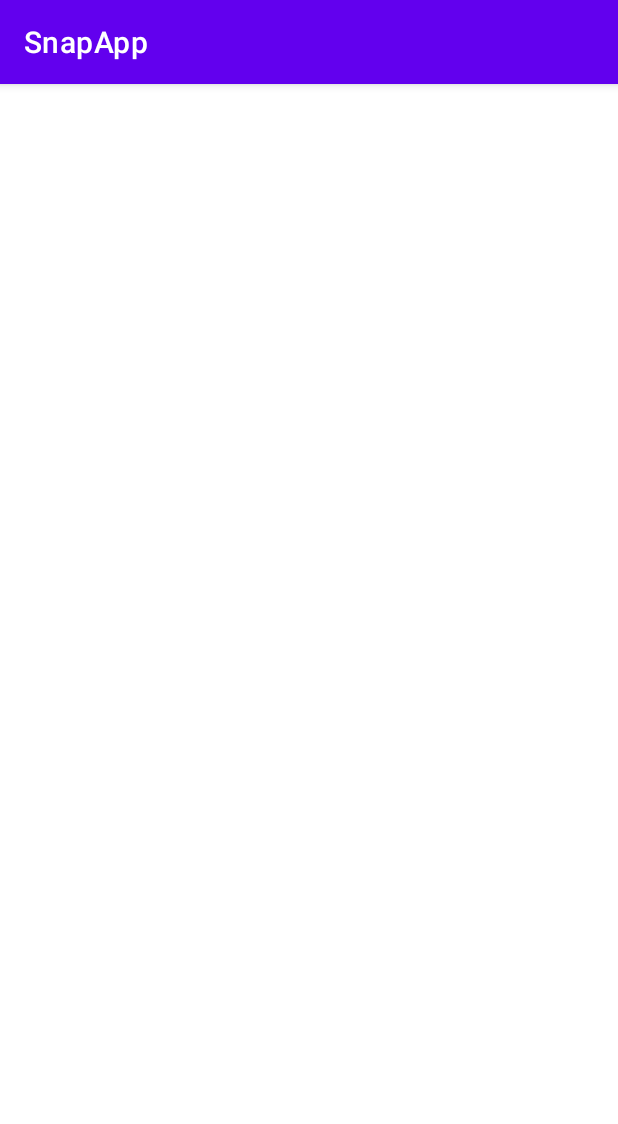
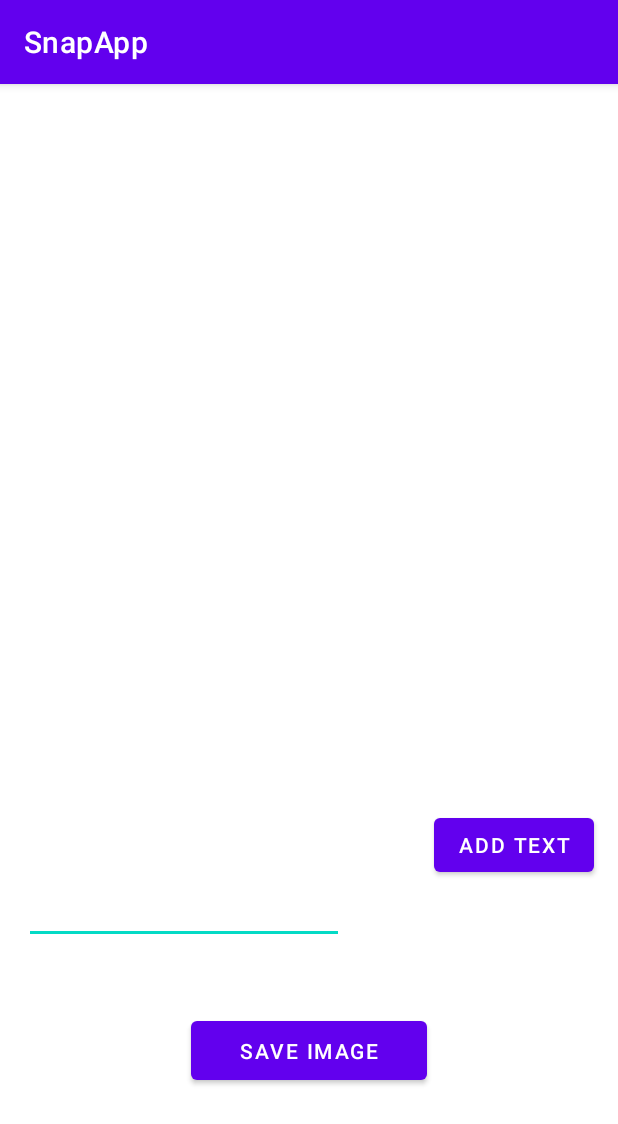
Before and after one commit to DavidKrtolica/AndroidDev, an Android app: the EditSnapActivity screen opened directly, with no data from a screen before it, on a phone screen of 412 x 824 dp. Shown: the top 1124 px of the screen. Run offline under Robolectric (Android 15) with nearby library versions, the phone set to English and light mode, and no system bars; our stand-ins replace Firebase (no records; nobody signed in at launch, a user with empty details on screens opened directly).

Commit message:
Implemented writing on image + saving to Firebase

```diff
--- a/MapApp/build.gradle
+++ b/MapApp/build.gradle
@@ -5,7 +5,7 @@ buildscript {
         jcenter()
     }
     dependencies {
-        classpath "com.android.tools.build:gradle:4.1.3"
+        classpath 'com.android.tools.build:gradle:4.2.0'
         classpath 'com.google.gms:google-services:4.3.5'
 
         // NOTE: Do not place your application dependencies here; they belong
--- a/SnapApp/app/src/main/java/com/example/snapapp/MainActivity.java
+++ b/SnapApp/app/src/main/java/com/example/snapapp/MainActivity.java
@@ -54,7 +54,6 @@ import java.io.InputStream;
     @Override
     protected void onActivityResult(int reqCode, int resultCode, Intent data) {
         super.onActivityResult(reqCode, resultCode, data);
-
         if (resultCode == RESULT_OK) {
             try {
                 final Uri imageUri = data.getData();
--- a/SnapApp/app/src/main/res/layout/activity_edit_snap.xml
+++ b/SnapApp/app/src/main/res/layout/activity_edit_snap.xml
@@ -8,7 +8,7 @@
 
     <ImageView
         android:id="@+id/passingImg"
-        android:layout_width="410dp"
+        android:layout_width="394dp"
         android:layout_height="424dp"
         app:layout_constraintBottom_toBottomOf="parent"
         app:layout_constraintEnd_toEndOf="parent"
@@ -17,4 +17,49 @@
         app:layout_constraintTop_toTopOf="parent"
         app:layout_constraintVertical_bias="0.003"
         app:srcCompat="@android:drawable/screen_background_light_transparent" />
+
+    <EditText
+        android:id="@+id/editAddText"
+        android:layout_width="wrap_content"
+        android:layout_height="wrap_content"
+        android:layout_marginStart="16dp"
+        android:layout_marginTop="55dp"
+        android:layout_marginBottom="148dp"
+        android:ems="10"
+        android:inputType="textPersonName"
+        app:layout_constraintBottom_toBottomOf="parent"
+        app:layout_constraintEnd_toStartOf="@+id/addTextBtn"
+        app:layout_constraintHorizontal_bias="0.0"
+        app:layout_constraintStart_toStartOf="parent"
+        app:layout_constraintTop_toBottomOf="@+id/passingImg" />
+
+    <Button
+        android:id="@+id/addTextBtn"
+        android:layout_width="wrap_content"
+        android:layout_height="wrap_content"
+        android:layout_marginTop="58dp"
+        android:layout_marginEnd="16dp"
+        android:layout_marginBottom="148dp"
+        android:onClick="onAddTextPressed"
+        android:text="Add text"
+        app:layout_constraintBottom_toBottomOf="parent"
+        app:layout_constraintEnd_toEndOf="parent"
+        app:layout_constraintHorizontal_bias="1.0"
+        app:layout_constraintStart_toStartOf="parent"
+        app:layout_constraintTop_toBottomOf="@+id/passingImg"
+        app:layout_constraintVertical_bias="0.0" />
+
+    <Button
+        android:id="@+id/button2"
+        android:layout_width="157dp"
+        android:layout_height="51dp"
+        android:layout_marginTop="45dp"
+        android:layout_marginBottom="52dp"
+        android:onClick="saveEditedImagePressed"
+        android:text="Save image"
+        app:layout_constraintBottom_toBottomOf="parent"
+        app:layout_constraintEnd_toEndOf="parent"
+        app:layout_constraintStart_toStartOf="parent"
+        app:layout_constraintTop_toBottomOf="@+id/editAddText"
+        app:layout_constraintVertical_bias="0.0" />
 </androidx.constraintlayout.widget.ConstraintLayout>
```
Also changed, not shown: SnapApp/app/build.gradle (+5 -2 lines), SnapApp/app/src/main/java/com/example/snapapp/EditSnapActivity.java (+59 -0 lines), SnapApp/build.gradle (+5 -6 lines), MapApp/gradle/wrapper/gradle-wrapper.properties, SnapApp/gradle/wrapper/gradle-wrapper.properties, 1 other file.
